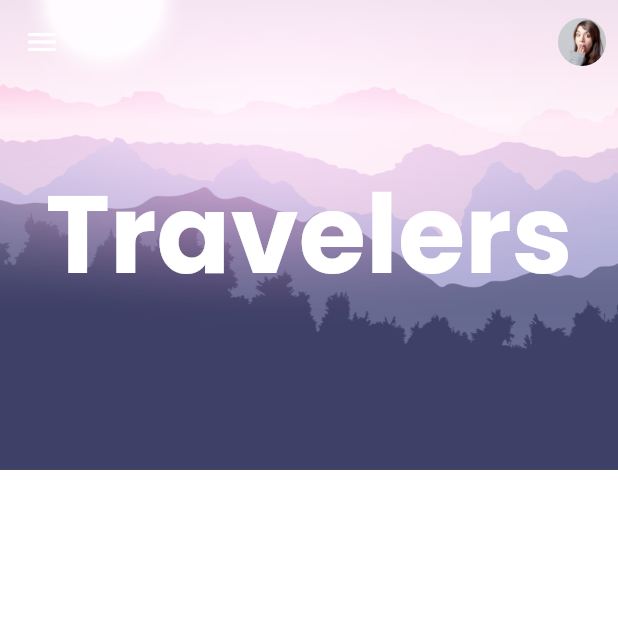
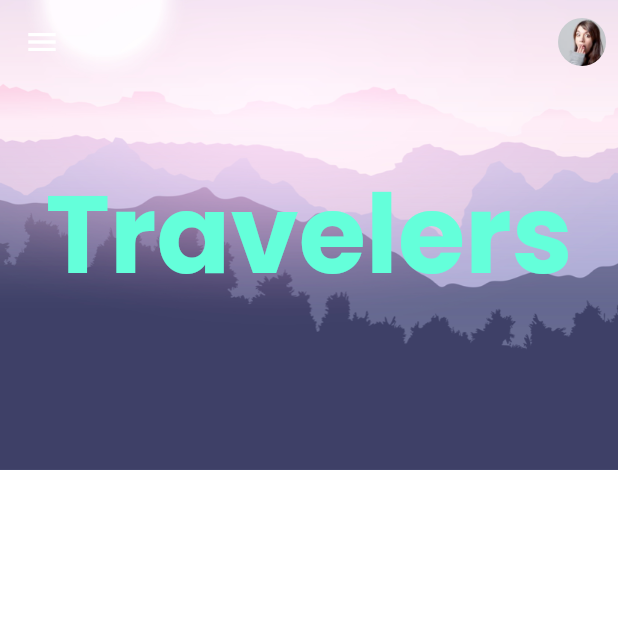
Before and after one commit to gun3486/Traveler, a Flutter app: the screen it shows after launch, on a phone screen of 412 x 824 dp, the top half of it. Run offline on Flutter 3.47's test engine with Material 2 defaults, Android fonts, the phone set to English and light mode, and no system bars; our stand-ins replace google_fonts.

Commit message:
색을 하얀 -> 파랑

```diff
--- a/tarvel/lib/screens/components/body.dart
+++ b/tarvel/lib/screens/components/body.dart
@@ -19,7 +19,7 @@ class Body extends StatelessWidget {
                   "Travelers",
                   style: TextStyle(fontSize: getProportionateScreenWidth(73),
                   fontWeight: FontWeight.bold,
-                  color: Colors.white
+                  color: Colors.tealAccent
                   ),
                 )
               ],
```
